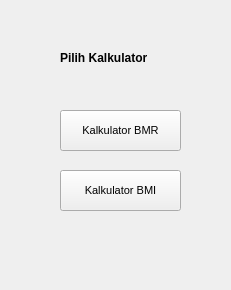
vsoleh/LTP-Kelompok-9, file MainForm.ui: the form before one commit.
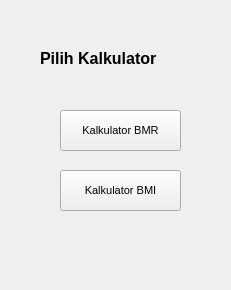
The form after the commit.

```diff
--- a/MainForm.ui
+++ b/MainForm.ui
@@ -16,15 +16,15 @@
   <widget class="QLabel" name="label">
    <property name="geometry">
     <rect>
-     <x>60</x>
+     <x>40</x>
      <y>50</y>
-     <width>121</width>
+     <width>161</width>
      <height>16</height>
     </rect>
    </property>
    <property name="font">
     <font>
-     <pointsize>9</pointsize>
+     <pointsize>12</pointsize>
      <weight>75</weight>
      <bold>true</bold>
     </font>
```
